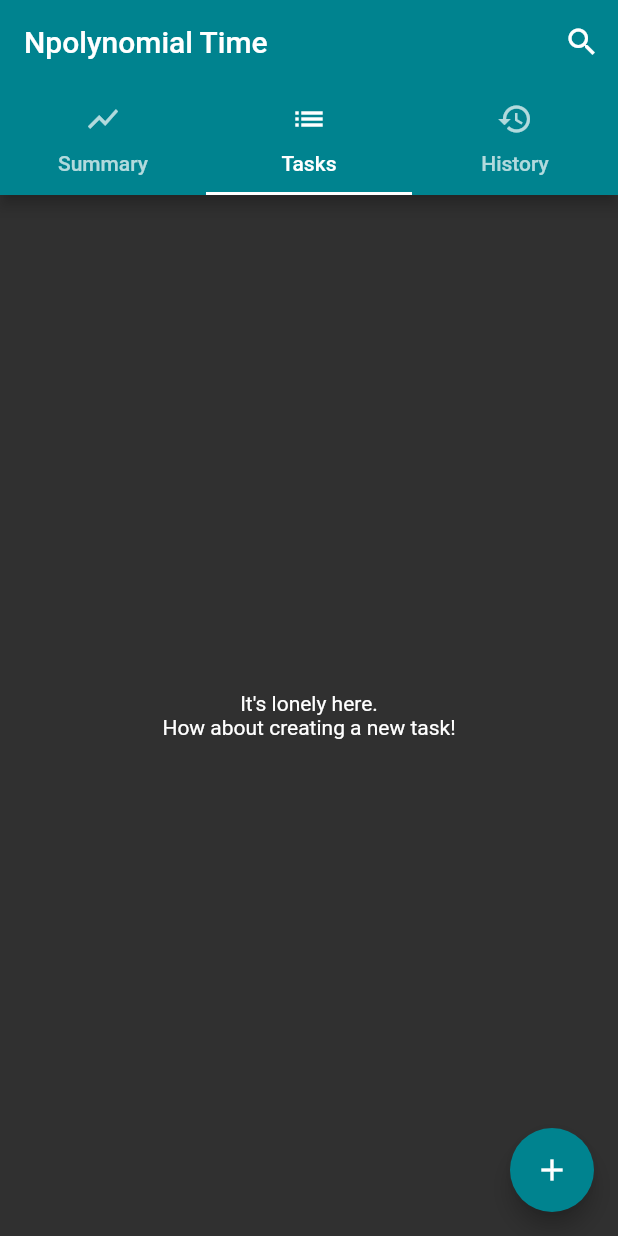
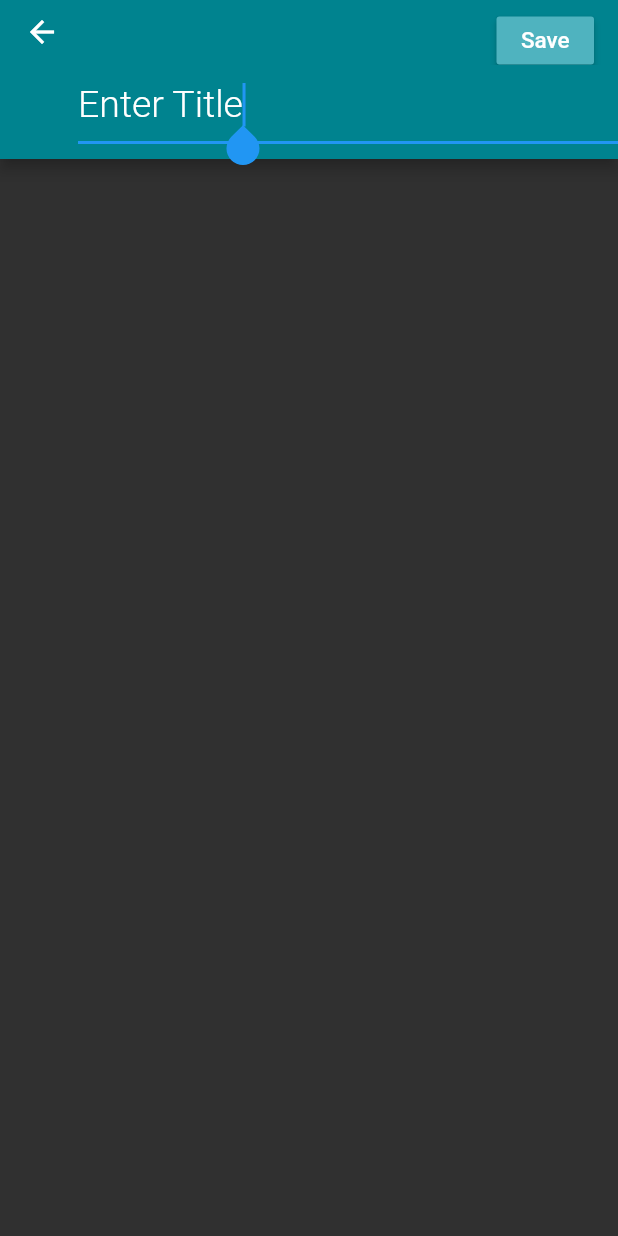
Before and after one commit to Tobolov/np-time, a Flutter app: the screen it shows after launch, tab 2 chosen, after a tap on the "add" icon, on a phone screen of 412 x 824 dp. Run offline on Flutter 3.47's test engine with Material 2 defaults, Android fonts, the phone set to English and light mode, and no system bars; our stand-ins replace rxdart, sqflite; accounts and stored records are empty; Roboto replaces fonts that are missing (RobotoCondensed).

Commit message:
Started creating Task Mutation

```diff
--- a/lib/main.dart
+++ b/lib/main.dart
@@ -1,14 +1,19 @@
 import 'package:flutter/material.dart';
+import 'package:flutter/rendering.dart';
+import 'package:np_time/pages/task_mutation/task_mutation.dart';
 
 import './pages/home/home.dart';
 import './db/database.dart';
 
-void main() => runApp(MyApp());
+void main() {
+  debugPaintSizeEnabled = false;
+  runApp(MyApp());
+}
 
 class MyApp extends StatelessWidget {
   @override
   Widget build(BuildContext context) {
-    DBProvider.db.deleteDB();
+    DBProvider.db.deleteDB(); //todo REMOVE THIS
     return MaterialApp(
         //debugShowCheckedModeBanner: false,
         theme: ThemeData(
@@ -18,7 +23,8 @@ class MyApp extends StatelessWidget {
           backgroundColor: const Color(0xFF27272F),
         ),
         routes: {
-          '/': (BuildContext context) => HomeWrapper()
+          '/': (BuildContext context) => HomeWrapper(),
+          '/create': (BuildContext context) => TaskMutation()
         });
   }
 }
--- a/lib/pages/home/home.dart
+++ b/lib/pages/home/home.dart
@@ -64,7 +64,7 @@ class HomeWrapper extends StatelessWidget {
                 //todo Fab interaction
                 print("-- todo create task --");
 
-                tasksBloc.add(
+                /*tasksBloc.add(
                   Task(
                     title: 'test',
                     description: 'UwU',
@@ -75,7 +75,9 @@ class HomeWrapper extends StatelessWidget {
                     deleted: false,
                     subtasks: <Subtask>[],
                   ),
-                );
+                );*/
+
+                Navigator.pushNamed(context, '/create');
               },
             ));
         }
--- /dev/null
+++ b/lib/pages/task_mutation/task_mutation.dart
@@ -0,0 +1,65 @@
+import 'package:flutter/material.dart';
+import 'package:np_time/theme.dart';
+
+class TaskMutation extends StatelessWidget {
+  @override
+  Widget build(BuildContext context) {
+    return DefaultTabController(
+      length: 3,
+      child: Scaffold(
+        appBar: AppBar(
+          bottom: _buildTitleField(context),
+          actions: _buildAppBarActions(context),
+        ),
+        body: _buildBody(context),
+      ),
+    );
+  }
+
+  Widget _buildTitleField(BuildContext context) {
+    return PreferredSize(
+        preferredSize: Size.fromHeight(50),
+        child: Container(
+          margin: EdgeInsets.only(
+            left: 52,
+            bottom: 10,
+          ),
+          child: TextFormField(
+            autofocus: true,
+            initialValue: 'Enter Title',
+            style: TextStyle(
+              fontSize: 25,
+              fontFamily: 'RobotoCondensed',
+              fontWeight: FontWeight.w300,
+            ),
+          ),
+        ));
+  }
+
+  List<Widget> _buildAppBarActions(BuildContext context) {
+    return <Widget>[
+      Container(
+        width: 65,
+        alignment: Alignment.center,
+        margin: EdgeInsets.only(right: 16, top: 11),
+        child: RaisedButton(
+          color: CustomTheme.secondaryLight,
+          child: Text(
+            'Save',
+            style: TextStyle(
+              fontSize: 15,
+              fontFamily: 'RobotoCondensed',
+            ),
+          ),
+          onPressed: () {
+            //todo
+          },
+        ),
+      )
+    ];
+  }
+
+  Widget _buildBody(BuildContext context) {
+    return Container();
+  }
+}
--- a/lib/pages/tasks/tasks.dart
+++ b/lib/pages/tasks/tasks.dart
@@ -2,6 +2,8 @@ import 'package:flutter/material.dart';
 import 'package:np_time/db/database.dart';
 
 import './tasks_bloc.dart';
+import './task_widget.dart';
+import '../../theme.dart';
 import '../../models/task.dart';
 import '../../models/subtask.dart';
 import '../../models/logged_time.dart';
@@ -9,7 +11,6 @@ import '../../models/logged_time.dart';
 class TasksPage extends StatelessWidget {
   @override
   Widget build(BuildContext context) {
-
     return Center(
       child: StreamBuilder<List<Task>>(
         stream: tasksBloc.tasks,
@@ -23,14 +24,19 @@ class TasksPage extends StatelessWidget {
                 ),
               );
             } else {
-              return ListView.builder(
-                  itemCount: snapshot.data.length,
-                  itemBuilder: (BuildContext context, int index) {
-                    Task task = snapshot.data[index];
-                    return ListTile(
-                      title: Text(task.title),
+              return ListView.separated(
+                itemCount: snapshot.data.length,
+                itemBuilder: (BuildContext context, int index) {
+                  Task task = snapshot.data[index];
+                  return TaskWidget(task);
+                },
+                separatorBuilder: (context, index) {
+                  return Container(
+                    padding: EdgeInsets.symmetric(horizontal: 16),
+                    child: Divider(color: CustomTheme.textDisabled),
                     );
-                  });
+                },
+              );
             }
           } else {
             return Center(child: CircularProgressIndicator());
--- /dev/null
+++ b/lib/theme.dart
@@ -0,0 +1,9 @@
+import 'package:flutter/material.dart';
+
+class CustomTheme {
+  static final Color textPrimary = const Color(0xFFFFFFFF);
+  static final Color textSecondary = const Color(0xB2FFFFFF);
+  static final Color textDisabled = const Color(0x4CFFFFFF);
+  static final Color accent = const Color(0xFFF9A825);
+  static final Color secondaryLight = const Color(0xFF4FB3BF);
+}
```
Also changed, not shown: lib/pages/tasks/task_widget.dart (added, +94 -0 lines), pubspec.yaml (+20 -6 lines), fonts/RobotoCondensed-Bold.ttf (added), fonts/RobotoCondensed-BoldItalic.ttf (added), fonts/RobotoCondensed-Italic.ttf (added), fonts/RobotoCondensed-Light.ttf (added), fonts/RobotoCondensed-LightItalic.ttf (added), fonts/RobotoCondensed-Regular.ttf (added), fonts/TitilliumWeb-ExtraLight.ttf (added).
